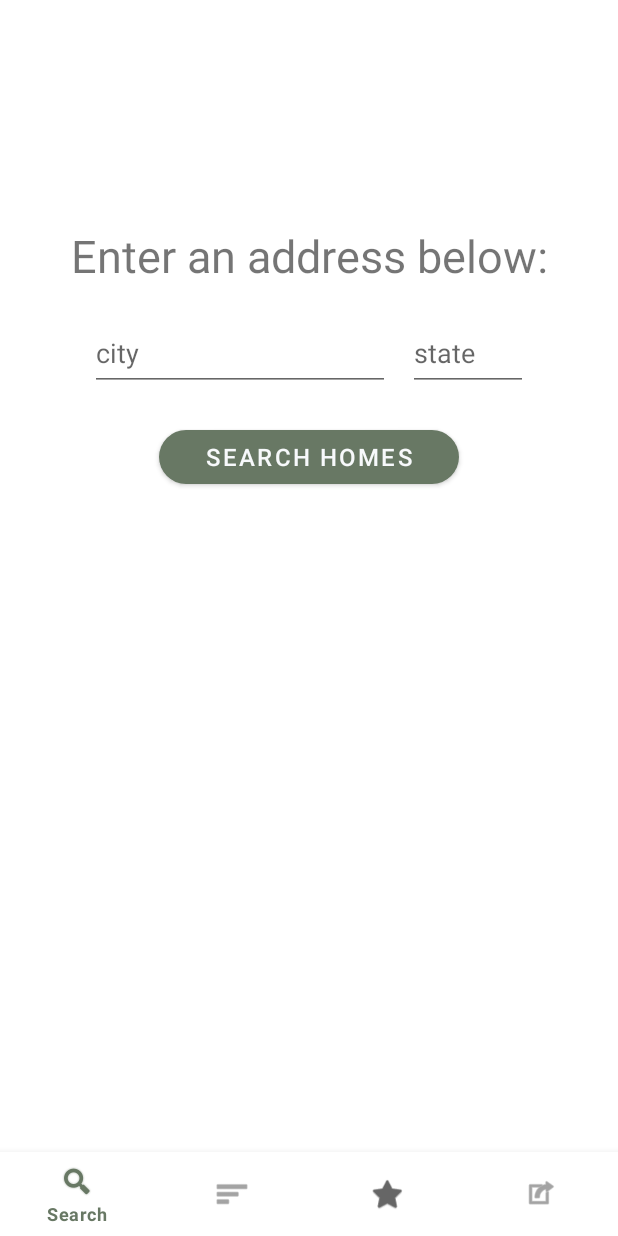
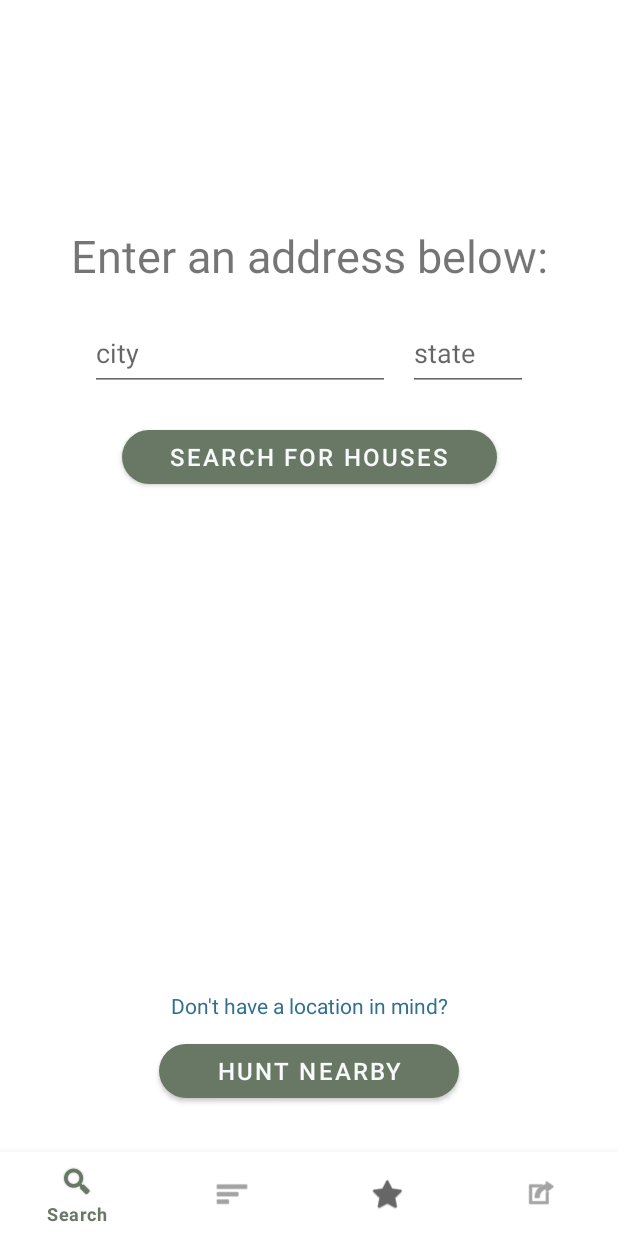
Before and after one commit to OSU-CodePath-Android-Spring-2022/real-estate-app, an Android app: the SearchFragment screen opened directly, with no data from a screen before it, on a phone screen of 412 x 824 dp. Run offline under Robolectric (Android 15) with nearby library versions, the phone set to English and light mode, and no system bars; libraries missing offline, so code that uses them is left out: com.codepath.asynchttpclient, com.parse.

Commit message:
search near me implemented

```diff
--- a/app/src/main/res/layout/fragment_search.xml
+++ b/app/src/main/res/layout/fragment_search.xml
@@ -35,8 +35,8 @@
         android:id="@+id/etState"
         android:layout_width="wrap_content"
         android:layout_height="wrap_content"
+        android:layout_marginTop="20dp"
         android:layout_marginRight="60dp"
-        android:layout_marginTop="20dp"
         android:width="80dp"
         android:ems="10"
         android:hint="state"
@@ -51,9 +51,9 @@
         android:layout_width="wrap_content"
         android:layout_height="wrap_content"
         android:layout_marginTop="20dp"
-        android:width="200dp"
+        android:width="250dp"
+        android:text="@string/search_button"
         android:textColor="@color/gray"
-        android:text="@string/search_button"
         android:textSize="16sp"
         app:layout_constraintEnd_toEndOf="parent"
         app:layout_constraintStart_toStartOf="parent"
@@ -64,9 +64,33 @@
         android:layout_width="wrap_content"
         android:layout_height="wrap_content"
         android:visibility="invisible"
-        app:layout_constraintBottom_toBottomOf="parent"
+        app:layout_constraintBottom_toTopOf="@+id/textNoAccount"
         app:layout_constraintEnd_toEndOf="parent"
         app:layout_constraintStart_toStartOf="parent"
         app:layout_constraintTop_toBottomOf="@+id/btnSearch" />
 
+    <TextView
+        android:id="@+id/textNoAccount"
+        android:layout_width="wrap_content"
+        android:layout_height="wrap_content"
+        android:text="Don't have a location in mind?"
+        android:layout_marginBottom="10dp"
+        android:textColor="@color/blue_1"
+        app:layout_constraintBottom_toTopOf="@+id/btnNearby"
+        app:layout_constraintEnd_toEndOf="parent"
+        app:layout_constraintStart_toStartOf="parent" />
+
+    <Button
+        android:id="@+id/btnNearby"
+        android:layout_width="wrap_content"
+        android:layout_height="wrap_content"
+        android:width="200dp"
+        android:text="Hunt Nearby"
+        android:textColor="@color/gray"
+        android:textSize="16sp"
+        android:layout_marginBottom="30dp"
+        app:layout_constraintBottom_toBottomOf="parent"
+        app:layout_constraintEnd_toEndOf="parent"
+        app:layout_constraintStart_toStartOf="parent" />
+
 </androidx.constraintlayout.widget.ConstraintLayout>
--- a/app/src/main/res/values/strings.xml
+++ b/app/src/main/res/values/strings.xml
@@ -1,7 +1,7 @@
 <resources>
     <string name="app_name">Real Estate App</string>
     <string name="search_text">Enter an address below:</string>
-    <string name="search_button">Search Homes</string>
+    <string name="search_button">Search for Houses</string>
 
     <string name="rapid_api_endpoint">https://us-real-estate.p.rapidapi.com/v2/for-sale</string>
     <string name="rapid_api_host">us-real-estate.p.rapidapi.com</string>
```
Also changed, not shown: app/src/main/java/com/example/realestateapp/fragments/SearchFragment.kt (+38 -4 lines).
